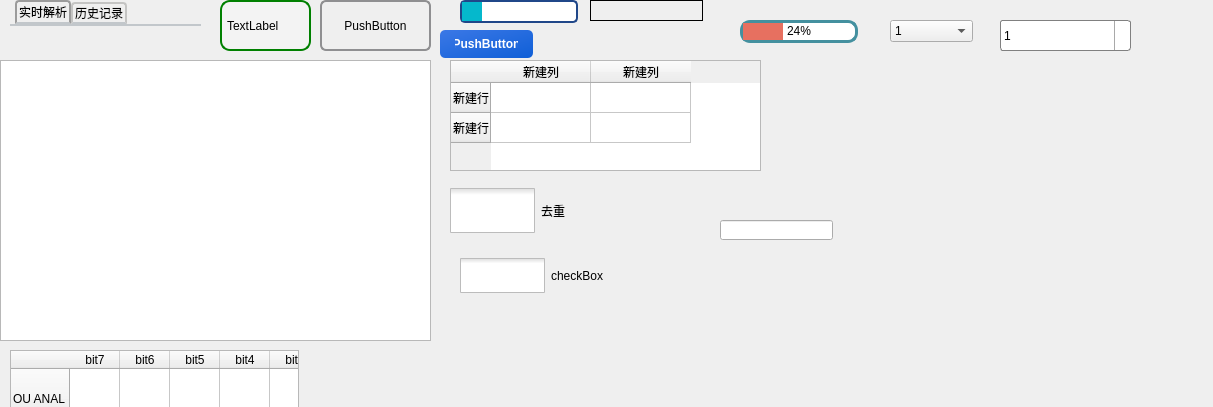
This is KCTS/KCTS Project/demo/test.ui in learniuH/work as Qt 5 draws it before an edit. The edited form follows.
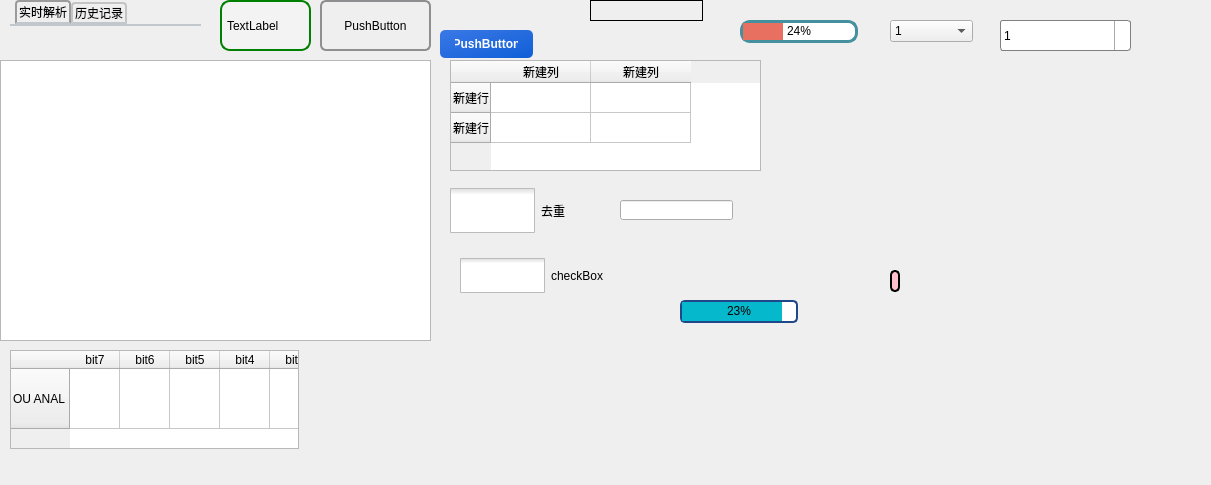
This is the edited form. Icons and pictures are not drawn.

Commit message: demo添加slider样式

```diff
--- a/KCTS/KCTS Project/demo/test.ui
+++ b/KCTS/KCTS Project/demo/test.ui
@@ -6,8 +6,8 @@
    <rect>
     <x>0</x>
     <y>0</y>
-    <width>1213</width>
-    <height>407</height>
+    <width>1211</width>
+    <height>485</height>
    </rect>
   </property>
   <property name="windowTitle">
@@ -77,23 +77,22 @@
   <widget class="QProgressBar" name="progressBar">
    <property name="geometry">
     <rect>
-     <x>460</x>
-     <y>0</y>
+     <x>680</x>
+     <y>300</y>
      <width>118</width>
      <height>23</height>
     </rect>
    </property>
    <property name="styleSheet">
     <string notr="true">QProgressBar {
-    border: 2px solid grey;
+    border: 2px solid #204789;
     border-radius: 5px;
 	text-align: center;
-	border-color: #204789;
 }
 
 QProgressBar::chunk {
     background-color: #05B8CC;
-    width: 20px;
+    width: 100px;
 }</string>
    </property>
    <property name="maximum">
@@ -102,8 +101,11 @@
    <property name="value">
     <number>23</number>
    </property>
+   <property name="textVisible">
+    <bool>true</bool>
+   </property>
    <property name="format">
-    <string/>
+    <string>%v%</string>
    </property>
   </widget>
   <widget class="QLabel" name="label">
@@ -616,13 +618,53 @@
   <widget class="QLineEdit" name="lineEdit_2">
    <property name="geometry">
     <rect>
-     <x>720</x>
-     <y>220</y>
+     <x>620</x>
+     <y>200</y>
      <width>113</width>
      <height>20</height>
     </rect>
    </property>
   </widget>
+  <widget class="QSlider" name="horizontalSlider">
+   <property name="geometry">
+    <rect>
+     <x>890</x>
+     <y>270</y>
+     <width>160</width>
+     <height>22</height>
+    </rect>
+   </property>
+   <property name="styleSheet">
+    <string notr="true">QSlider::groove:horizontal {
+    background: transparent;
+}
+
+QSlider::handle:horizontal {
+    background: qlineargradient(x1: 0, y1: 0, x2: 0, y2: 1,
+                                stop: 0 #E1E1E1, stop: 0.4 #DDDDDD,
+                                stop: 0.5 #D8D8D8, stop: 1.0 #D3D3D3);
+    border: 2px solid qlineargradient(x1: 0, y1: 0, x2: 0, y2: 1,
+                                      stop: 0 #f6f7fa, stop: 1 #dadbde);
+	border-radius: 5px;
+    width: 18px;
+    margin: -2px 0; /* handle is placed by default on the contents rect of the groove. Expand outside the groove */
+    border-radius: 3px;
+}
+
+QSlider::add-page:horizontal {
+    background: transparent;
+}
+
+QSlider::sub-page:horizontal {
+	border: 2px solid;
+	border-radius: 5px;
+    background: pink;
+}</string>
+   </property>
+   <property name="orientation">
+    <enum>Qt::Horizontal</enum>
+   </property>
+  </widget>
  </widget>
  <resources>
   <include location="resource.qrc"/>
```
The commit also changes 3 other files.
